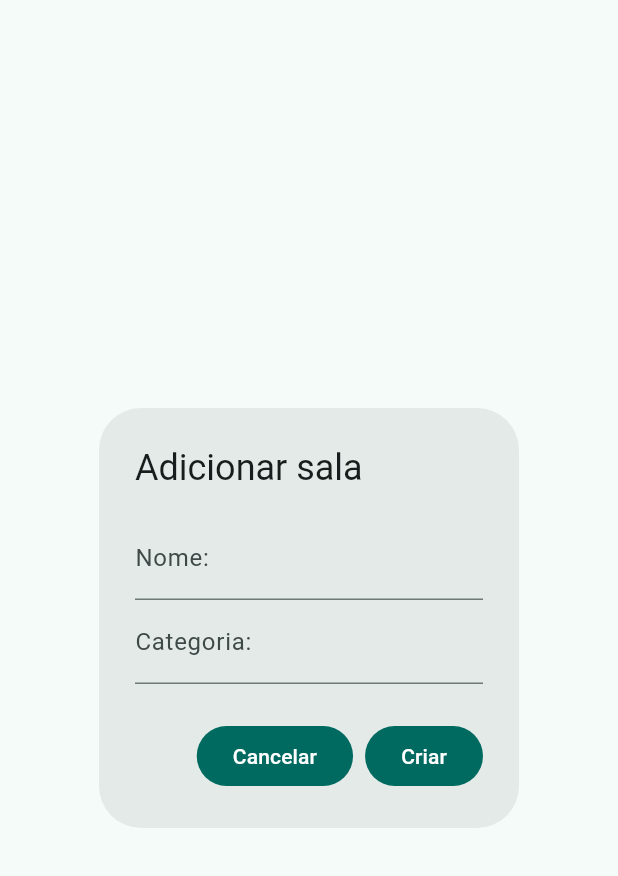
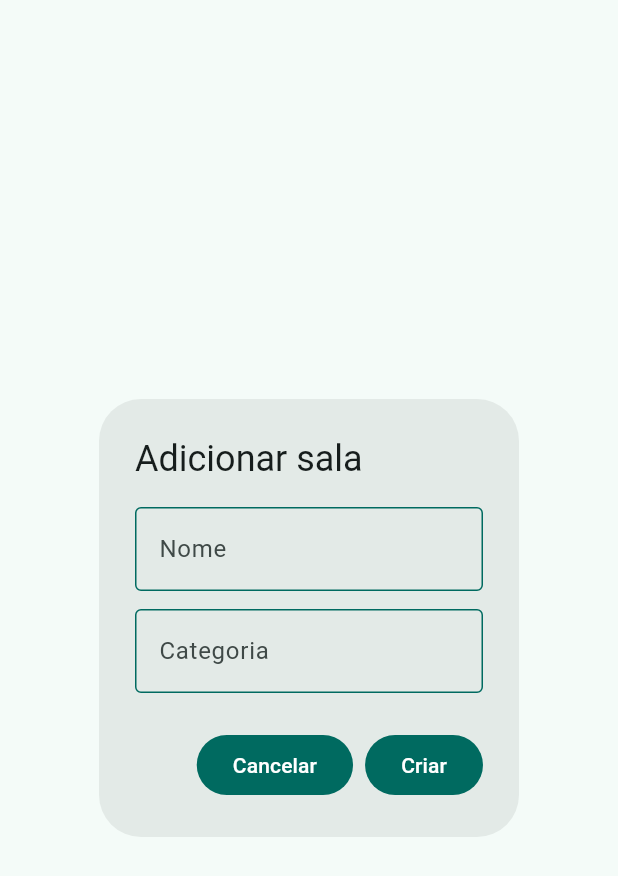
Before and after one commit to rodolfoHOk/dio.chat-flutter, a Flutter app: the AddRoomModal widget shown alone on an empty page, opened directly, on a phone screen of 412 x 824 dp. Shown: the top 876 px of the screen. Run offline on Flutter 3.47's test engine with Material 3 defaults, Android fonts, the phone set to English and light mode, and no system bars; our stand-ins replace cloud_firestore, firebase_core; accounts and stored records are empty.

Commit message:
feat: create and use custom form field

```diff
--- a/lib/shared/widgets/add_room_modal.dart
+++ b/lib/shared/widgets/add_room_modal.dart
@@ -1,3 +1,4 @@
+import 'package:chat_flutter/shared/widgets/custom_form_field.dart';
 import 'package:flutter/material.dart';
 
 class AddRoomModal extends StatelessWidget {
@@ -10,19 +11,17 @@ class AddRoomModal extends StatelessWidget {
 
     return AlertDialog(
       title: const Text("Adicionar sala"),
-      content: Wrap(
+      content: Column(
+        mainAxisSize: MainAxisSize.min,
         children: [
-          TextFormField(
+          CustomFormField(
+            label: "Nome",
             controller: nameController,
-            decoration: const InputDecoration(
-              labelText: "Nome:",
-            ),
           ),
-          TextFormField(
+          const SizedBox(height: 12),
+          CustomFormField(
             controller: categoryController,
-            decoration: const InputDecoration(
-              labelText: "Categoria:",
-            ),
+            label: "Categoria",
           ),
         ],
       ),
--- /dev/null
+++ b/lib/shared/widgets/custom_form_field.dart
@@ -0,0 +1,31 @@
+import 'package:flutter/material.dart';
+
+class CustomFormField extends StatelessWidget {
+  final TextInputType? keyboardType;
+  final String label;
+  final TextEditingController controller;
+
+  const CustomFormField({
+    super.key,
+    this.keyboardType,
+    required this.label,
+    required this.controller,
+  });
+
+  @override
+  Widget build(BuildContext context) {
+    return TextFormField(
+      keyboardType: keyboardType ?? TextInputType.text,
+      decoration: InputDecoration(
+        labelText: label,
+        enabledBorder: OutlineInputBorder(
+          borderSide: BorderSide(color: Theme.of(context).colorScheme.primary),
+        ),
+        focusedBorder: OutlineInputBorder(
+          borderSide: BorderSide(color: Theme.of(context).colorScheme.primary),
+        ),
+      ),
+      controller: controller,
+    );
+  }
+}
--- a/lib/shared/widgets/enter_chat_modal.dart
+++ b/lib/shared/widgets/enter_chat_modal.dart
@@ -1,5 +1,6 @@
 import 'package:chat_flutter/models/chat_model.dart';
 import 'package:chat_flutter/pages/chat/chat_page.dart';
+import 'package:chat_flutter/shared/widgets/custom_form_field.dart';
 import 'package:flutter/material.dart';
 
 class EnterChatModal extends StatelessWidget {
@@ -16,18 +17,8 @@ class EnterChatModal extends StatelessWidget {
         "Entrar na sala: ${chatModel.name}",
         style: const TextStyle(fontSize: 18),
       ),
-      content: TextFormField(
-        decoration: InputDecoration(
-          labelText: "Digite o nome ou apelido",
-          enabledBorder: OutlineInputBorder(
-            borderSide:
-                BorderSide(color: Theme.of(context).colorScheme.primary),
-          ),
-          focusedBorder: OutlineInputBorder(
-            borderSide:
-                BorderSide(color: Theme.of(context).colorScheme.primary),
-          ),
-        ),
+      content: CustomFormField(
+        label: "Digite o nome ou apelido",
         controller: nicknameController,
       ),
       actions: [
```
